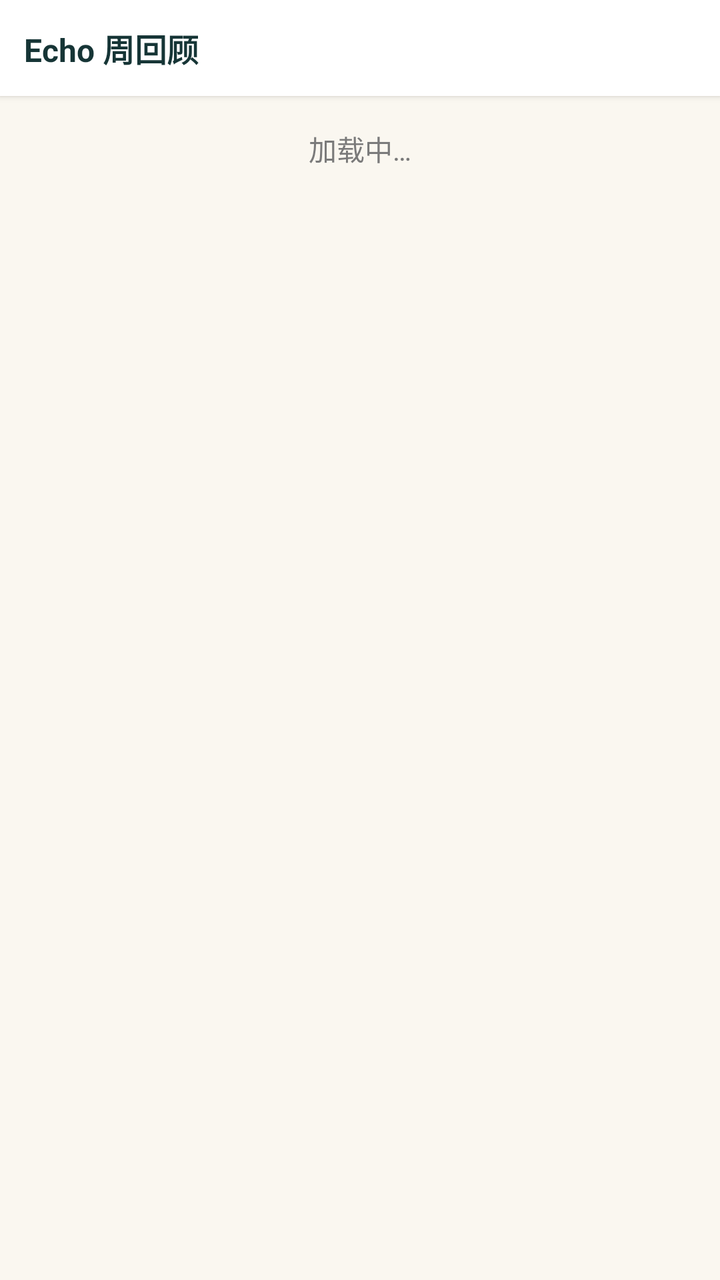
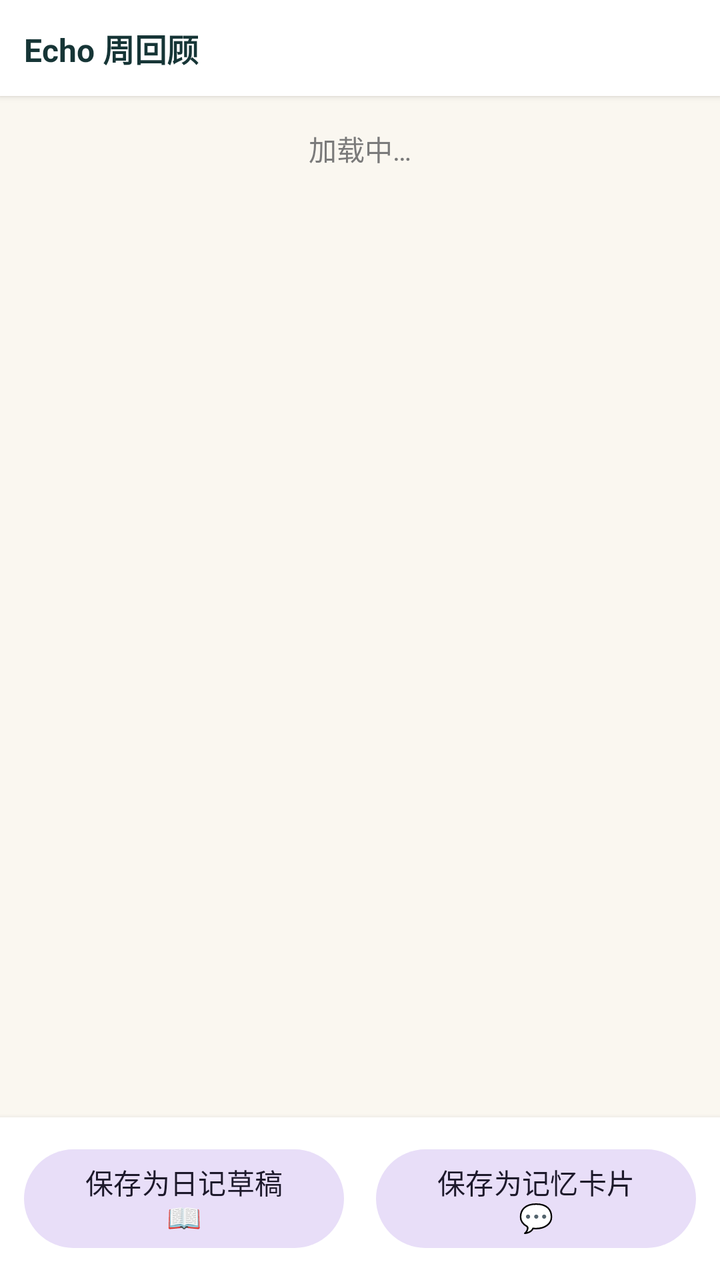

An Android layout rendered at two revisions. The XML below is the earlier revision; the diff shows what the commit changed to produce the second picture.
<!-- AndroidManifest.xml: application theme Theme.MyApplication -->
<!-- res/layout/activity_weekly_review.xml -->
<?xml version="1.0" encoding="utf-8"?>
<LinearLayout xmlns:android="http://schemas.android.com/apk/res/android"
    android:layout_width="match_parent"
    android:layout_height="match_parent"
    android:orientation="vertical"
    android:background="?attr/echoBackground">

    
    <LinearLayout
        android:layout_width="match_parent"
        android:layout_height="48dp"
        android:orientation="horizontal"
        android:gravity="center_vertical"
        android:paddingHorizontal="12dp"
        android:background="?attr/echoSurface"
        android:elevation="2dp">

        <TextView
            android:layout_width="0dp"
            android:layout_height="wrap_content"
            android:layout_weight="1"
            android:text="Echo 周回顾"
            android:textColor="?attr/echoTextPrimary"
            android:textSize="16sp"
            android:textStyle="bold" />
    </LinearLayout>

    
    <TextView
        android:id="@+id/tv_review_loading"
        android:layout_width="match_parent"
        android:layout_height="wrap_content"
        android:gravity="center"
        android:padding="16dp"
        android:text="加载中…"
        android:textSize="14sp"
        android:textColor="?attr/echoTextSecondary"
        android:visibility="visible" />

    
    <ScrollView
        android:layout_width="match_parent"
        android:layout_height="0dp"
        android:layout_weight="1"
        android:padding="16dp">

        <LinearLayout
            android:id="@+id/container_review_content"
            android:layout_width="match_parent"
            android:layout_height="wrap_content"
            android:orientation="vertical" />
    </ScrollView>
</LinearLayout>
<!-- resources referenced by this layout -->
<resources>
  <style name="Theme.MyApplication" parent="Theme.MyApplication.Base">
          <item name="echoPrimary">#2F7D7A</item>
          <item name="echoPrimaryDark">#1E5553</item>
          <item name="echoBackground">#FAF7F0</item>
          <item name="echoSurface">#FFFFFF</item>
          <item name="echoSurfaceVariant">#F3EFE7</item>
          <item name="echoTextPrimary">#163536</item>
          <item name="echoTextSecondary">#7A7A7A</item>
          <item name="echoAccent">#E9C98F</item>
          <item name="echoOnPrimary">#FFFFFF</item>
          <item name="echoBorder">#E0DCD5</item>
          <item name="echoDestructive">#E53935</item>
          <item name="echoHint">#BDBDBD</item>
          <item name="echoBubbleUser">#2F7D7A</item>
          <item name="echoBubbleAssistant">#F3EFE7</item>
          <item name="echoToolInfoBg">#F3EFE7</item>
      </style>
  <style name="Theme.MyApplication.Base" parent="Theme.Material3.DayNight.NoActionBar">
          
          <item name="colorPrimary">?attr/echoPrimary</item>
          <item name="colorPrimaryDark">?attr/echoPrimaryDark</item>
          <item name="colorAccent">?attr/echoPrimary</item>
          <item name="android:colorBackground">?attr/echoBackground</item>
          <item name="colorSurface">?attr/echoSurface</item>
          <item name="colorOnPrimary">?attr/echoOnPrimary</item>
          <item name="colorOnSurface">?attr/echoTextPrimary</item>
          <item name="android:statusBarColor">?attr/echoBackground</item>
      </style>
</resources>

<!-- the commit's change to res/layout/activity_weekly_review.xml (unified diff, before → after) -->
@@ -42,7 +42,9 @@
         android:layout_width="match_parent"
         android:layout_height="0dp"
         android:layout_weight="1"
-        android:padding="16dp">
+        android:paddingHorizontal="16dp"
+        android:paddingTop="16dp"
+        android:paddingBottom="80dp">
 
         <LinearLayout
             android:id="@+id/container_review_content"
@@ -50,4 +52,34 @@
             android:layout_height="wrap_content"
             android:orientation="vertical" />
     </ScrollView>
+
+    
+    <LinearLayout
+        android:id="@+id/bottom_action_bar"
+        android:layout_width="match_parent"
+        android:layout_height="wrap_content"
+        android:orientation="horizontal"
+        android:gravity="center"
+        android:padding="12dp"
+        android:background="?attr/echoSurface"
+        android:elevation="4dp">
+
+        <Button
+            android:id="@+id/btn_save_review_diary"
+            style="@style/Widget.Material3.Button.TonalButton"
+            android:layout_width="0dp"
+            android:layout_height="wrap_content"
+            android:layout_weight="1"
+            android:layout_marginEnd="8dp"
+            android:text="保存为日记草稿 📖" />
+
+        <Button
+            android:id="@+id/btn_save_review_card"
+            style="@style/Widget.Material3.Button.TonalButton"
+            android:layout_width="0dp"
+            android:layout_height="wrap_content"
+            android:layout_weight="1"
+            android:layout_marginStart="8dp"
+            android:text="保存为记忆卡片 💬" />
+    </LinearLayout>
 </LinearLayout>
